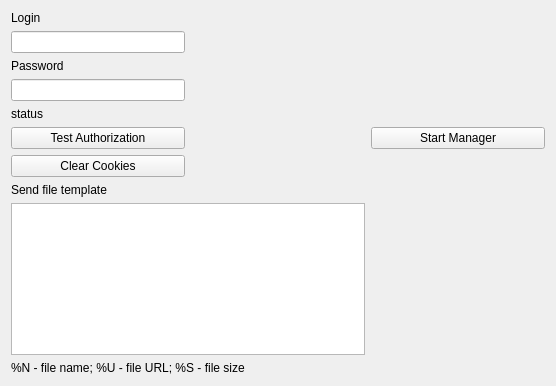
First picture: the form in generic/yandexnarodplugin/yandexnarodsettings.ui, repository psi-im/plugins, before the edit.
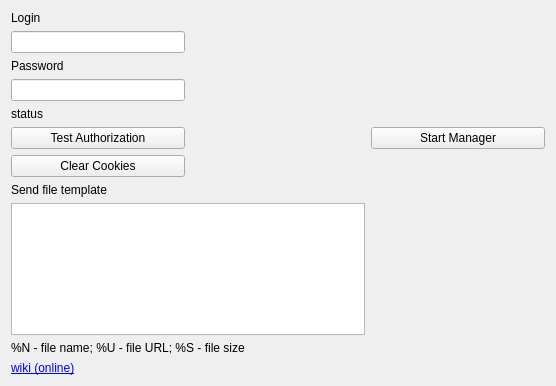
Second picture: the form after the edit.

```diff
--- a/generic/yandexnarodplugin/yandexnarodsettings.ui
+++ b/generic/yandexnarodplugin/yandexnarodsettings.ui
@@ -113,6 +113,16 @@
      </property>
     </widget>
    </item>
+   <item row="10" column="0">
+    <widget class="QLabel" name="label_3">
+     <property name="text">
+      <string>&lt;a href=&quot;http://psi-plus.com/wiki/plugins#yandex_narod_plugin&quot;&gt;wiki (online)&lt;/a&gt;</string>
+     </property>
+     <property name="openExternalLinks">
+      <bool>true</bool>
+     </property>
+    </widget>
+   </item>
   </layout>
  </widget>
  <resources/>
```
